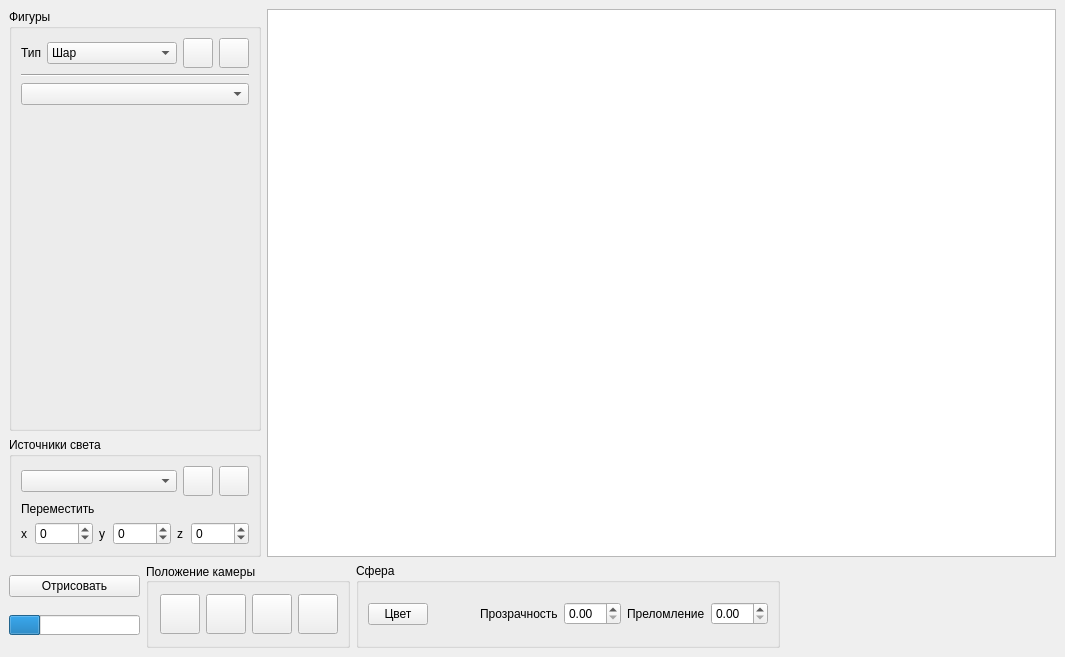
First picture: the form in src/gui/mainwindow.ui, repository AskaryanKarine/BMSTU-CG-Course, before the edit.
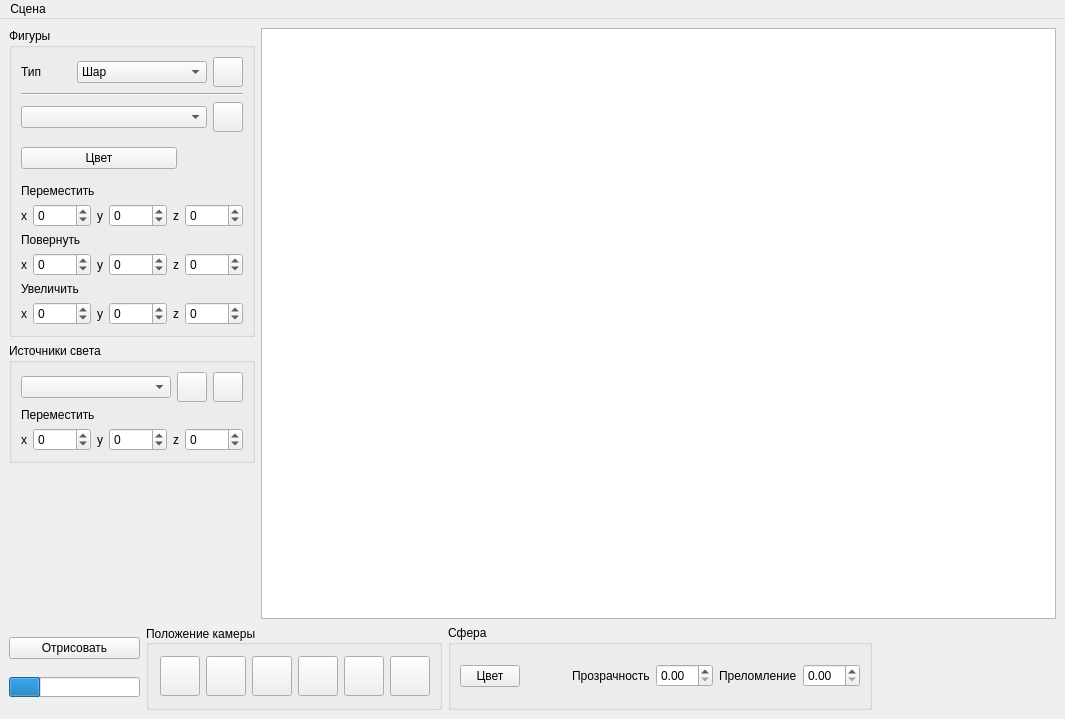
Second picture: the form after the edit. Icons and pictures are not drawn.

What changed in the file:
```diff
--- a/src/gui/mainwindow.ui
+++ b/src/gui/mainwindow.ui
@@ -7,14 +7,14 @@
     <x>0</x>
     <y>0</y>
     <width>1065</width>
-    <height>657</height>
+    <height>719</height>
    </rect>
   </property>
   <property name="windowTitle">
    <string>Трассировка лучей</string>
   </property>
   <widget class="QWidget" name="centralwidget">
-   <layout class="QGridLayout" name="gridLayout">
+   <layout class="QFormLayout" name="formLayout">
     <item row="0" column="0">
      <layout class="QVBoxLayout" name="verticalLayout_4">
       <item>
@@ -110,35 +110,6 @@
              </property>
             </widget>
            </item>
-           <item>
-            <widget class="QPushButton" name="pushButton_3">
-             <property name="minimumSize">
-              <size>
-               <width>30</width>
-               <height>30</height>
-              </size>
-             </property>
-             <property name="maximumSize">
-              <size>
-               <width>30</width>
-               <height>30</height>
-              </size>
-             </property>
-             <property name="text">
-              <string/>
-             </property>
-             <property name="icon">
-              <iconset resource="icons.qrc">
-               <normaloff>:/icon/icons/minus-sign.png</normaloff>:/icon/icons/minus-sign.png</iconset>
-             </property>
-             <property name="iconSize">
-              <size>
-               <width>20</width>
-               <height>30</height>
-              </size>
-             </property>
-            </widget>
-           </item>
           </layout>
          </item>
          <item>
@@ -149,20 +120,298 @@
           </widget>
          </item>
          <item>
-          <widget class="QComboBox" name="comboBox_3"/>
+          <layout class="QHBoxLayout" name="horizontalLayout_22">
+           <item>
+            <widget class="QComboBox" name="cB_figAll"/>
+           </item>
+           <item>
+            <widget class="QPushButton" name="pB_figDel">
+             <property name="minimumSize">
+              <size>
+               <width>30</width>
+               <height>30</height>
+              </size>
+             </property>
+             <property name="maximumSize">
+              <size>
+               <width>30</width>
+               <height>30</height>
+              </size>
+             </property>
+             <property name="text">
+              <string/>
+             </property>
+             <property name="icon">
+              <iconset resource="icons.qrc">
+               <normaloff>:/icon/icons/minus-sign.png</normaloff>:/icon/icons/minus-sign.png</iconset>
+             </property>
+             <property name="iconSize">
+              <size>
+               <width>20</width>
+               <height>30</height>
+              </size>
+             </property>
+            </widget>
+           </item>
+          </layout>
          </item>
          <item>
-          <spacer name="verticalSpacer">
-           <property name="orientation">
-            <enum>Qt::Vertical</enum>
+          <layout class="QHBoxLayout" name="horizontalLayout_23">
+           <item>
+            <widget class="QPushButton" name="pB_figColor">
+             <property name="maximumSize">
+              <size>
+               <width>16777215</width>
+               <height>16777215</height>
+              </size>
+             </property>
+             <property name="text">
+              <string>Цвет</string>
+             </property>
+            </widget>
+           </item>
+           <item>
+            <widget class="QLabel" name="lbl_figColor">
+             <property name="minimumSize">
+              <size>
+               <width>40</width>
+               <height>40</height>
+              </size>
+             </property>
+             <property name="maximumSize">
+              <size>
+               <width>60</width>
+               <height>16777215</height>
+              </size>
+             </property>
+             <property name="text">
+              <string/>
+             </property>
+            </widget>
+           </item>
+          </layout>
+         </item>
+         <item>
+          <widget class="QLabel" name="label_8">
+           <property name="text">
+            <string>Переместить</string>
            </property>
-           <property name="sizeHint" stdset="0">
-            <size>
-             <width>20</width>
-             <height>40</height>
-            </size>
+          </widget>
+         </item>
+         <item>
+          <layout class="QHBoxLayout" name="horizontalLayout_10">
+           <item>
+            <layout class="QHBoxLayout" name="horizontalLayout_11">
+             <item>
+              <widget class="QLabel" name="label_9">
+               <property name="text">
+                <string>x</string>
+               </property>
+              </widget>
+             </item>
+             <item>
+              <widget class="QSpinBox" name="sB_figMoveX">
+               <property name="minimum">
+                <number>-1000</number>
+               </property>
+               <property name="maximum">
+                <number>1000</number>
+               </property>
+              </widget>
+             </item>
+            </layout>
+           </item>
+           <item>
+            <layout class="QHBoxLayout" name="horizontalLayout_12">
+             <item>
+              <widget class="QLabel" name="label_10">
+               <property name="text">
+                <string>y</string>
+               </property>
+              </widget>
+             </item>
+             <item>
+              <widget class="QSpinBox" name="sB_figMoveY">
+               <property name="minimum">
+                <number>-1000</number>
+               </property>
+               <property name="maximum">
+                <number>1000</number>
+               </property>
+              </widget>
+             </item>
+            </layout>
+           </item>
+           <item>
+            <layout class="QHBoxLayout" name="horizontalLayout_13">
+             <item>
+              <widget class="QLabel" name="label_11">
+               <property name="text">
+                <string>z</string>
+               </property>
+              </widget>
+             </item>
+             <item>
+              <widget class="QSpinBox" name="sB_figMoveZ">
+               <property name="minimum">
+                <number>-1000</number>
+               </property>
+               <property name="maximum">
+                <number>1000</number>
+               </property>
+              </widget>
+             </item>
+            </layout>
+           </item>
+          </layout>
+         </item>
+         <item>
+          <widget class="QLabel" name="label_12">
+           <property name="text">
+            <string>Повернуть</string>
            </property>
-          </spacer>
+          </widget>
+         </item>
+         <item>
+          <layout class="QHBoxLayout" name="horizontalLayout_14">
+           <item>
+            <layout class="QHBoxLayout" name="horizontalLayout_15">
+             <item>
+              <widget class="QLabel" name="label_13">
+               <property name="text">
+                <string>x</string>
+               </property>
+              </widget>
+             </item>
+             <item>
+              <widget class="QSpinBox" name="sB_figRotateX">
+               <property name="minimum">
+                <number>-1000</number>
+               </property>
+               <property name="maximum">
+                <number>1000</number>
+               </property>
+              </widget>
+             </item>
+            </layout>
+           </item>
+           <item>
+            <layout class="QHBoxLayout" name="horizontalLayout_16">
+             <item>
+              <widget class="QLabel" name="label_14">
+               <property name="text">
+                <string>y</string>
+               </property>
+              </widget>
+             </item>
+             <item>
+              <widget class="QSpinBox" name="sB_figRotateY">
+               <property name="minimum">
+                <number>-1000</number>
+               </property>
+               <property name="maximum">
+                <number>1000</number>
+               </property>
+              </widget>
+             </item>
+            </layout>
+           </item>
+           <item>
+            <layout class="QHBoxLayout" name="horizontalLayout_17">
+             <item>
+              <widget class="QLabel" name="label_15">
+               <property name="text">
+                <string>z</string>
+               </property>
+              </widget>
+             </item>
+             <item>
+              <widget class="QSpinBox" name="sB_figRotateZ">
+               <property name="minimum">
+                <number>-1000</number>
+               </property>
+               <property name="maximum">
+                <number>1000</number>
+               </property>
+              </widget>
+             </item>
+            </layout>
+           </item>
+          </layout>
+         </item>
+         <item>
+          <widget class="QLabel" name="label_19">
+           <property name="text">
+            <string>Увеличить</string>
+           </property>
+          </widget>
+         </item>
+         <item>
+          <layout class="QHBoxLayout" name="horizontalLayout_18">
+           <item>
+            <layout class="QHBoxLayout" name="horizontalLayout_19">
+             <item>
+              <widget class="QLabel" name="label_16">
+               <property name="text">
+                <string>x</string>
+               </property>
+              </widget>
+             </item>
+             <item>
+              <widget class="QSpinBox" name="sB_figScaleX">
+               <property name="minimum">
+                <number>-1000</number>
+               </property>
+               <property name="maximum">
+                <number>1000</number>
+               </property>
+              </widget>
+             </item>
+            </layout>
+           </item>
+           <item>
+            <layout class="QHBoxLayout" name="horizontalLayout_20">
+             <item>
+              <widget class="QLabel" name="label_17">
+               <property name="text">
+                <string>y</string>
+               </property>
+              </widget>
+             </item>
+             <item>
+              <widget class="QSpinBox" name="sB_figScaleY">
+               <property name="minimum">
+                <number>-1000</number>
+               </property>
+               <property name="maximum">
+                <number>1000</number>
+               </property>
+              </widget>
+             </item>
+            </layout>
+           </item>
+           <item>
+            <layout class="QHBoxLayout" name="horizontalLayout_21">
+             <item>
+              <widget class="QLabel" name="label_18">
+               <property name="text">
+                <string>z</string>
+               </property>
+              </widget>
+             </item>
+             <item>
+              <widget class="QSpinBox" name="sB_figScaleZ">
+               <property name="minimum">
+                <number>-1000</number>
+               </property>
+               <property name="maximum">
+                <number>1000</number>
+               </property>
+              </widget>
+             </item>
+            </layout>
+           </item>
+          </layout>
          </item>
         </layout>
        </widget>
@@ -315,6 +564,19 @@
         </layout>
        </widget>
       </item>
+      <item>
+       <spacer name="verticalSpacer">
+        <property name="orientation">
+         <enum>Qt::Vertical</enum>
+        </property>
+        <property name="sizeHint" stdset="0">
+         <size>
+          <width>20</width>
+          <height>40</height>
+         </size>
+        </property>
+       </spacer>
+      </item>
      </layout>
     </item>
     <item row="0" column="1">
@@ -495,6 +757,64 @@
            </property>
           </widget>
          </item>
+         <item>
+          <widget class="QPushButton" name="pB_cameraZoom">
+           <property name="minimumSize">
+            <size>
+             <width>40</width>
+             <height>40</height>
+            </size>
+           </property>
+           <property name="maximumSize">
+            <size>
+             <width>40</width>
+             <height>40</height>
+            </size>
+           </property>
+           <property name="text">
+            <string/>
+           </property>
+           <property name="icon">
+            <iconset resource="icons.qrc">
+             <normaloff>:/icon/icons/free-icon-plus-sign-8113168.png</normaloff>:/icon/icons/free-icon-plus-sign-8113168.png</iconset>
+           </property>
+           <property name="iconSize">
+            <size>
+             <width>30</width>
+             <height>30</height>
+            </size>
+           </property>
+          </widget>
+         </item>
+         <item>
+          <widget class="QPushButton" name="pushButton_cam_right_3">
+           <property name="minimumSize">
+            <size>
+             <width>40</width>
+             <height>40</height>
+            </size>
+           </property>
+           <property name="maximumSize">
+            <size>
+             <width>40</width>
+             <height>40</height>
+            </size>
+           </property>
+           <property name="text">
+            <string/>
+           </property>
+           <property name="icon">
+            <iconset resource="icons.qrc">
+             <normaloff>:/icon/icons/minus-sign.png</normaloff>:/icon/icons/minus-sign.png</iconset>
+           </property>
+           <property name="iconSize">
+            <size>
+             <width>30</width>
+             <height>30</height>
+            </size>
+           </property>
+          </widget>
+         </item>
         </layout>
        </widget>
       </item>
@@ -593,6 +913,14 @@
      <height>25</height>
     </rect>
    </property>
+   <widget class="QMenu" name="menu">
+    <property name="title">
+     <string>Сцена</string>
+    </property>
+    <addaction name="actionLoadScene"/>
+    <addaction name="actionCaveScene"/>
+   </widget>
+   <addaction name="menu"/>
   </widget>
  </widget>
  <resources>
```
Left out of the diff: 46 changed lines with no effect on the pictures.
